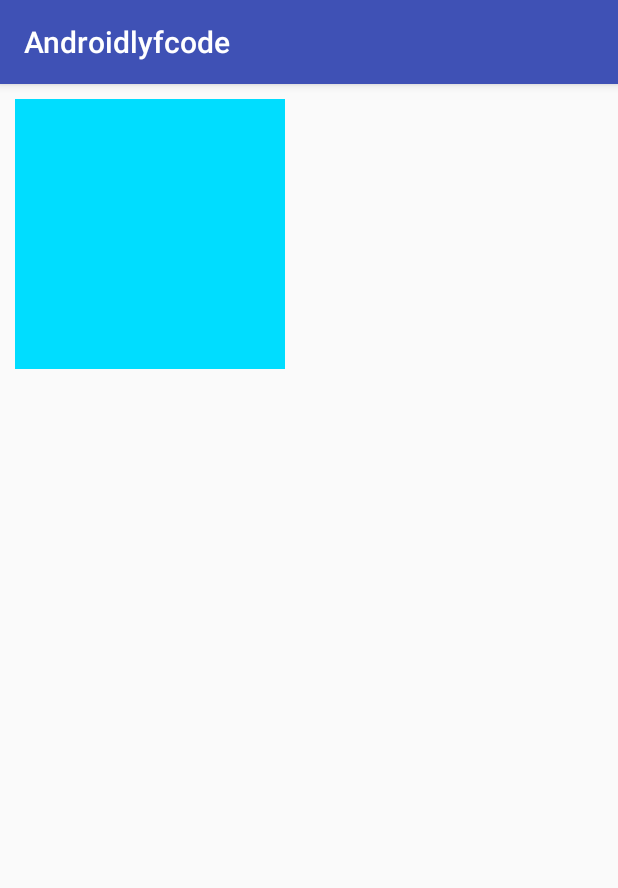
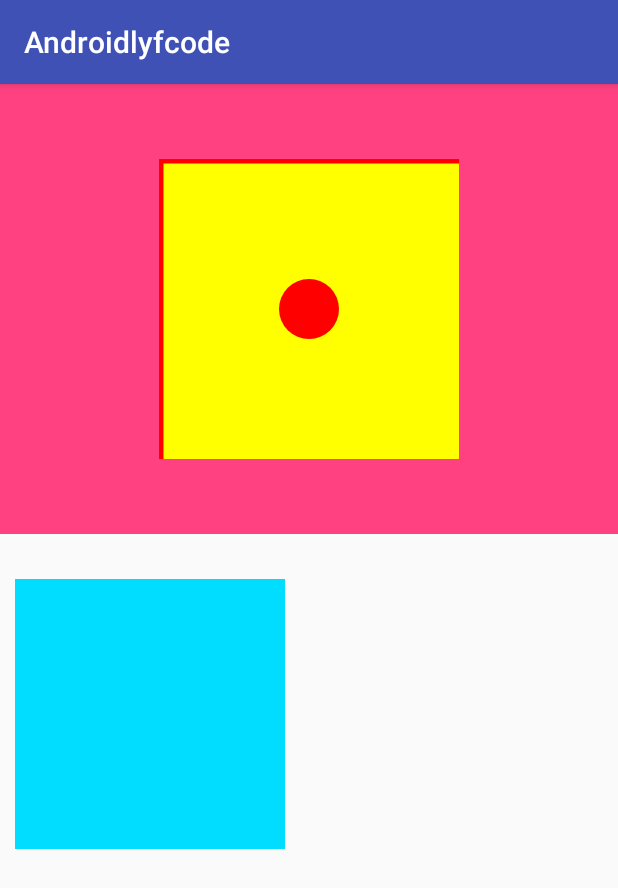
Before and after one commit to linyingfa/Androidlyfcode, an Android app: the ViewStudy screen opened directly, with no data from a screen before it, on a phone screen of 412 x 824 dp. Shown: the top 888 px of the screen. Run offline under Robolectric (Android 15) with nearby library versions, the phone set to English and light mode, and no system bars.

Commit message:
提交图形文件夹

```diff
--- a/app/src/main/java/com/example/lyf/androidlyfcode/ViewStudy.java
+++ b/app/src/main/java/com/example/lyf/androidlyfcode/ViewStudy.java
@@ -3,6 +3,9 @@ package com.example.lyf.androidlyfcode;
 import android.os.Bundle;
 import android.support.annotation.Nullable;
 import android.support.v7.app.AppCompatActivity;
+import android.util.DisplayMetrics;
+import android.util.Log;
+import android.view.WindowManager;
 
 /**
  * Created by huangweizhu on 2018/1/8.
@@ -16,5 +19,16 @@ public class ViewStudy extends AppCompatActivity {
     protected void onCreate(@Nullable Bundle savedInstanceState) {
         super.onCreate(savedInstanceState);
         setContentView(R.layout.activity_viewstudy);
+
+        //
+        WindowManager manager = getWindowManager();
+        DisplayMetrics outMetrics = new DisplayMetrics();
+        manager.getDefaultDisplay().getMetrics(outMetrics);
+        int width = outMetrics.widthPixels;
+        int height = outMetrics.heightPixels;
+//		01-02 22:09:39.501 10087-10087/lyfproject.com.my530view I/width: width=1080
+//		01-02 22:09:39.501 10087-10087/lyfproject.com.my530view I/height: height=1812
+        Log.i("width", "width=" + width);
+        Log.i("height", "height=" + height);
     }
 }
--- /dev/null
+++ b/app/src/main/java/com/example/lyf/androidlyfcode/view/layoutmesumt/Circle530.java
@@ -0,0 +1,132 @@
+package com.example.lyf.androidlyfcode.view.layoutmesumt;
+
+import android.content.Context;
+import android.graphics.Canvas;
+import android.graphics.Color;
+import android.graphics.Paint;
+import android.support.annotation.Nullable;
+import android.util.AttributeSet;
+import android.util.Log;
+import android.view.MotionEvent;
+import android.view.View;
+
+import com.example.lyf.androidlyfcode.utils.WindowUtils;
+
+/**
+ * Created by xiaolin on 2018/1/2.
+ */
+public class Circle530 extends View {
+	//画笔
+	private Paint mPaint;
+	private Paint mPaintline;
+	private int radius;
+	private Context mContext;
+
+	public Circle530(Context context) {
+		super(context);
+		initConfig(context);
+	}
+
+	public Circle530(Context context, @Nullable AttributeSet attrs) {
+		super(context, attrs);
+		initConfig(context);
+	}
+
+	public Circle530(Context context, @Nullable AttributeSet attrs, int defStyleAttr) {
+		super(context, attrs, defStyleAttr);
+		initConfig(context);
+	}
+
+	void initConfig(Context mContext) {
+		this.mContext = mContext;
+		mPaint = new Paint();
+		mPaint.setColor(Color.RED);
+		mPaint.setAntiAlias(true);
+		//
+		mPaintline = new Paint();
+		mPaintline.setColor(Color.RED);
+		mPaintline.setAntiAlias(true);
+		mPaintline.setStrokeWidth(WindowUtils.dp2px(mContext, 6));
+		//
+		radius = WindowUtils.dp2px(mContext, 20);
+	}
+
+	@Override
+	protected void onSizeChanged(int w, int h, int oldw, int oldh) {
+		super.onSizeChanged(w, h, oldw, oldh);
+	}
+
+	/**
+	 * <lyfproject.com.my530view.view.Circle530
+	 * android:id="@+id/cirlcle530"
+	 * android:layout_width="wrap_content"
+	 * android:layout_height="wrap_content" />
+	 * 1.当我们把布局文件的宽和高写成wrap_content，会占满全屏。
+	 * 系统帮我们测量的高度和宽度都是MATCH_PARNET，当我们设置【明确】的宽度和高度时，系统帮我们测量的结果就是我们设置的结果，
+	 * 当我们设置为WRAP_CONTENT,或者MATCH_PARENT【系统帮我们测量的结果】就是MATCH_PARENT的长度。
+	 * * <p>
+	 * MeasureSpec的specMode,一共三种类型：
+	 * EXACTLY：一般是设置了明确的值或者是MATCH_PARENT
+	 * <p>
+	 * AT_MOST：表示子布局限制在一个最大值内，一般为WARP_CONTENT
+	 * <p>
+	 * UNSPECIFIED：表示子布局想要多大就多大，很少使用
+	 */
+	@Override
+	protected void onMeasure(int widthMeasureSpec, int heightMeasureSpec) {
+		super.onMeasure(widthMeasureSpec, heightMeasureSpec);
+		int widthMode = MeasureSpec.getMode(widthMeasureSpec);
+		int widthSize = MeasureSpec.getSize(widthMeasureSpec);
+		int heightMode = MeasureSpec.getMode(heightMeasureSpec);
+		int heightSize = MeasureSpec.getSize(heightMeasureSpec);
+		int width = 0, height = 0;
+		if (widthMode == MeasureSpec.EXACTLY) {
+			width = widthSize;//屏幕可见的宽度
+		} else {
+			//
+			width = WindowUtils.dp2px(mContext, 200);
+		}
+		if (heightMode == MeasureSpec.EXACTLY) {
+			height = heightSize;//屏幕可见的高度
+		} else {
+			//
+			height = WindowUtils.dp2px(mContext, 200);
+		}
+		setMeasuredDimension(width, height);
+	}
+
+	/**
+	 * //注意：View的坐标系统是相对于父控件而言的.
+	 * 列如，固定了200,200.那么0,0，就是在200,200这个区域开始
+	 *
+	 *
+	 * @param canvas
+	 */
+	@Override
+	protected void onDraw(Canvas canvas) {
+		super.onDraw(canvas);
+		//系统的get方法单位都是px
+		int top = getTop();       //获取子View左上角距父View顶部的距离
+		int left = getLeft();      //获取子View左上角距父View左侧的距离
+		int bottom = getBottom();    //获取子View右下角距父View顶部的距离
+		int right = getRight();     //获取子View右下角距父View左侧的距离
+		Log.i("top", "top=" + WindowUtils.px2dp(mContext, getTop()));
+		Log.i("left", "left=" + WindowUtils.px2dp(mContext, getLeft()));
+		Log.i("bottom", "bottom=" + WindowUtils.px2dp(mContext, getBottom()));
+		Log.i("right", "right=" + WindowUtils.px2dp(mContext, getRight()));
+		setBackgroundColor(Color.YELLOW);
+		int x = getWidth() / 2;//150, //父控件的宽度
+		int y = getHeight() / 2;//150 //父控件的高度
+		//圆心坐标，第三个是半径，最后一个是画笔
+		canvas.drawCircle(x, y, radius, mPaint);
+		//01-02 22:09:39.501 10087-10087/lyfproject.com.my530view I/width: width=1080
+//		01-02 22:09:39.501 10087-10087/lyfproject.com.my530view I/height: height=1812
+		canvas.drawLine(0, 0, 1080, 0, mPaintline);
+		canvas.drawLine(0, 0, 0, 1812, mPaintline);
+	}
+
+	@Override
+	public boolean onTouchEvent(MotionEvent event) {
+		return super.onTouchEvent(event);
+	}
+}
--- /dev/null
+++ b/app/src/main/java/com/example/lyf/androidlyfcode/view/layoutmesumt/PaddingMarginView.java
@@ -0,0 +1,146 @@
+package com.example.lyf.androidlyfcode.view.layoutmesumt;
+
+import android.content.Context;
+import android.content.res.TypedArray;
+import android.graphics.Canvas;
+import android.graphics.Color;
+import android.graphics.Paint;
+import android.graphics.Rect;
+import android.util.AttributeSet;
+import android.util.Log;
+import android.view.View;
+
+import com.example.lyf.androidlyfcode.R;
+import com.example.lyf.androidlyfcode.utils.WindowUtils;
+
+
+/**
+ * Created by huangweizhu on 2018/1/8.
+ * e-mail:huangweizhu8@163.com
+ * version: 2.0
+ * Describe:
+ * padding的处理
+ * TODO 自定义View中的处理
+ * TODO 自定义ViewGroup中的处理
+ * margin的处理
+ * TODO 自定义ViewGroup中的处理
+ * 总结一下：
+ * <p>
+ * 在自定义View中处理padding，只需要在onDraw()中处理，别忘记处理布局为wrap_content的情况。
+ * 在自定义ViewGroup中处理padding，只需要在onLayout()中，给子View布局时算上padding的值即可，也别忘记处理布局为wrap_content的情况。
+ * 自定义View无需处理margin，在自定义ViewGroup中处理margin时，需要在onMeasure()中根据margin计算ViewGroup的宽、高，
+ * 同时在onLayout中布局子View时也别忘记根据margin来布局。
+ */
+
+public class PaddingMarginView extends View {
+
+    private Paint mPaint;
+    private int color;
+    private int width;
+    private int height;
+
+    //
+    int paddingLeft;
+    int paddingTop;
+    int paddingRight;
+    int paddingBottom;
+
+    private Context mContext;
+
+    public PaddingMarginView(Context context, AttributeSet attrs) {
+        super(context, attrs);
+        init(context, attrs);
+        mContext = context;
+    }
+
+    private void init(Context context, AttributeSet attrs) {
+        TypedArray array = context.obtainStyledAttributes(attrs, R.styleable.PaddingMarginView);
+        color = array.getColor(R.styleable.PaddingMarginView_backgroundColor, Color.BLUE);
+        array.recycle();
+        mPaint = new Paint();
+        mPaint.setStyle(Paint.Style.FILL);
+        mPaint.setColor(color);
+        mContext = context;
+    }
+
+    @Override
+    protected void onMeasure(int widthMeasureSpec, int heightMeasureSpec) {
+        super.onMeasure(widthMeasureSpec, heightMeasureSpec);
+        width = measureWidth(widthMeasureSpec);
+        height = measureHeight(heightMeasureSpec);
+        setMeasuredDimension(width, height);
+    }
+
+/*
+    //如果这样直接绘制，在xml上添加padding是没有效果的
+    @Override
+    protected void onDraw(Canvas canvas) {
+        super.onDraw(canvas);
+        Rect rect = new Rect();
+        rect.left = 0;
+        rect.top = 0;
+        rect.right = width;
+        rect.bottom = height;
+        canvas.drawRect(rect, mPaint);
+    }*/
+
+
+    @Override
+    protected void onDraw(Canvas canvas) {
+        super.onDraw(canvas);
+        paddingLeft = getPaddingLeft();
+        paddingTop = getPaddingTop();
+        paddingRight = getPaddingRight();
+        paddingBottom = getPaddingBottom();
+        Log.i("padding",
+                "paddingLeft=" + WindowUtils.px2dp(mContext, paddingLeft)
+                        + "\n---paddingTop=" + WindowUtils.px2dp(mContext, paddingTop)
+                        + "\npaddingRight=" + WindowUtils.px2dp(mContext, paddingRight)
+                        + "\npaddingBottom=" + WindowUtils.px2dp(mContext, paddingRight));
+        Rect rect = new Rect();
+        rect.left = 0 + paddingLeft;
+        rect.top = 0 + paddingTop;
+        rect.right = width - paddingRight;
+        rect.bottom = height - paddingBottom;
+        canvas.drawRect(rect, mPaint);
+
+    }
+
+    private int measureWidth(int measureSpec) {
+        int result = 200;
+        result = WindowUtils.dp2px(mContext, 200);
+        int specMode = MeasureSpec.getMode(measureSpec);
+        int specSize = MeasureSpec.getSize(measureSpec);
+        switch (specMode) {
+            case MeasureSpec.UNSPECIFIED:
+                result = specSize;
+                break;
+            case MeasureSpec.AT_MOST:
+                result = Math.min(result, specSize);
+                break;
+            case MeasureSpec.EXACTLY:
+                result = specSize;
+                break;
+        }
+        return result;
+    }
+
+    private int measureHeight(int measureSpec) {
+        int result = 200;
+        result = WindowUtils.dp2px(mContext, 200);
+        int specMode = MeasureSpec.getMode(measureSpec);
+        int specSize = MeasureSpec.getSize(measureSpec);
+        switch (specMode) {
+            case MeasureSpec.UNSPECIFIED:
+                result = specSize;
+                break;
+            case MeasureSpec.AT_MOST:
+                result = Math.min(result, specSize);
+                break;
+            case MeasureSpec.EXACTLY:
+                result = specSize;
+                break;
+        }
+        return result;
+    }
+}
--- a/app/src/main/res/layout/activity_main.xml
+++ b/app/src/main/res/layout/activity_main.xml
@@ -14,5 +14,5 @@
         android:id="@+id/gridview"
         android:layout_width="match_parent"
         android:layout_height="match_parent"
-        android:numColumns="4" />
+        android:numColumns="3" />
 </RelativeLayout>
--- a/app/src/main/res/layout/activity_viewstudy.xml
+++ b/app/src/main/res/layout/activity_viewstudy.xml
@@ -1,13 +1,29 @@
 <?xml version="1.0" encoding="utf-8"?>
-<RelativeLayout xmlns:android="http://schemas.android.com/apk/res/android"
-    xmlns:app="http://schemas.android.com/apk/res-auto"
-    android:layout_width="match_parent"
-    android:layout_height="match_parent">
+<LinearLayout xmlns:android="http://schemas.android.com/apk/res/android"
+              xmlns:app="http://schemas.android.com/apk/res-auto"
+              android:layout_width="match_parent"
+              android:layout_height="match_parent"
+              android:orientation="vertical">
 
-    <com.example.lyf.androidlyfcode.view.PaddingMarginView
+    <LinearLayout
+        android:layout_width="match_parent"
+        android:layout_height="300dp"
+        android:layout_alignParentTop="true"
+        android:layout_centerInParent="true"
+        android:background="@color/colorAccent"
+        android:gravity="center">
+
+        <com.example.lyf.androidlyfcode.view.layoutmesumt.Circle530
+            android:id="@+id/cirlcle530"
+            android:layout_width="wrap_content"
+            android:layout_height="wrap_content" />
+    </LinearLayout>
+
+    <com.example.lyf.androidlyfcode.view.layoutmesumt.PaddingMarginView
+        android:id="@+id/paddingmragview"
         android:layout_width="wrap_content"
         android:layout_height="wrap_content"
+        android:layout_marginTop="20dp"
         android:padding="10dp"
         app:backgroundColor="@android:color/holo_blue_bright" />
-
-</RelativeLayout>
+</LinearLayout>
```
Also changed, not shown: app/src/main/AndroidManifest.xml (+3 -4 lines), app/src/main/java/com/example/lyf/androidlyfcode/BaseViewActivity.java (added, +46 -0 lines), app/src/main/java/com/example/lyf/androidlyfcode/MainActivity.java (+11 -6 lines), app/src/main/java/com/example/lyf/androidlyfcode/view/viewbase/DrawBaseView.java (added, +91 -0 lines), app/src/main/java/com/example/lyf/androidlyfcode/view/viewbase/DrawPathView.java (added, +59 -0 lines), app/src/main/java/com/example/lyf/androidlyfcode/view/viewbase/DrawTextView.java (added, +113 -0 lines), app/src/main/res/layout/activity_baseview.xml (added, +54 -0 lines).
